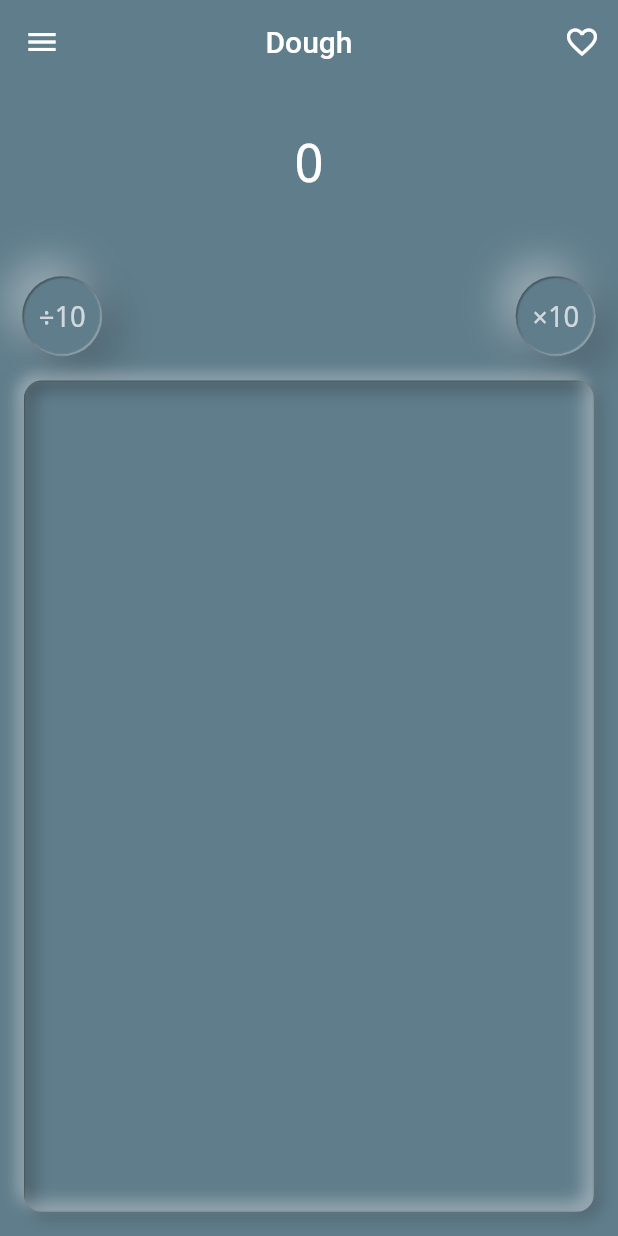
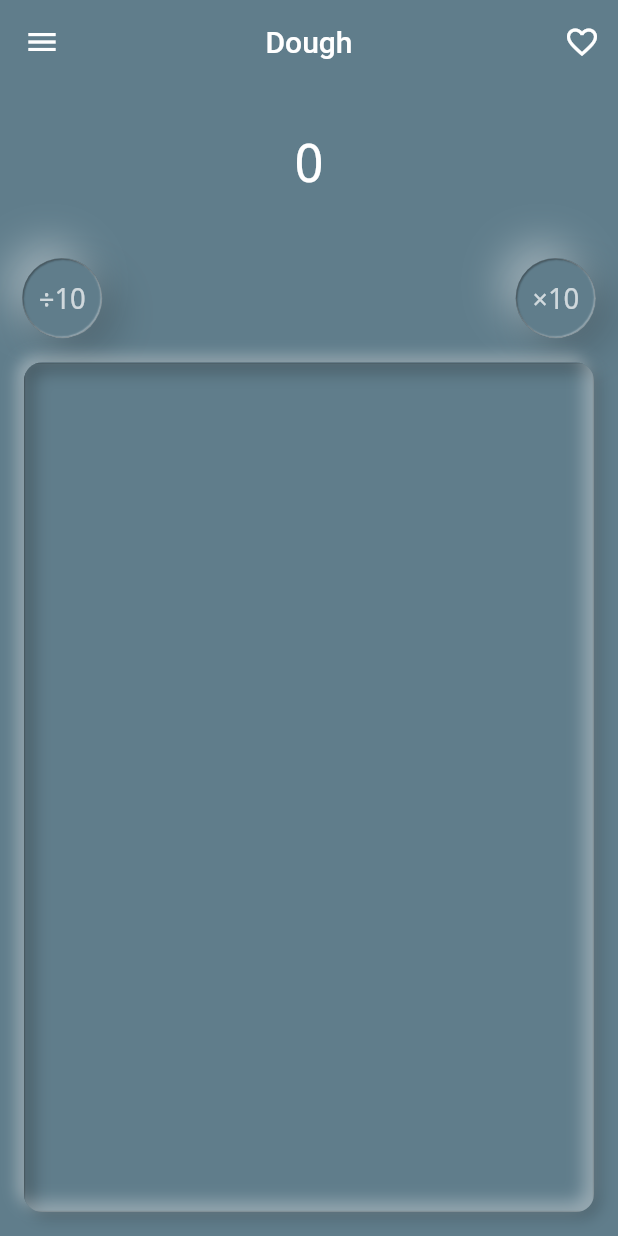
Before and after one commit to jurgenizer/dough, a Flutter app: the screen it shows after launch, in the side drawer, after a tap on the "favorite outline" icon, on a phone screen of 412 x 824 dp. Run offline on Flutter 3.47's test engine with Material 2 defaults, Android fonts, the phone set to English and light mode, and no system bars; drawn by our look-alikes of flutter_neumorphic; our stand-ins replace get_it, shared_preferences; missing offline and left inert: flutter_circular_slider; network calls fail.

Commit message:
ui changes

```diff
--- a/dough/lib/ui/styles.dart
+++ b/dough/lib/ui/styles.dart
@@ -45,7 +45,7 @@ abstract class Styles {
   static const quoteCurrencyAlphabeticCode = TextStyle(
     color: Color.fromRGBO(0, 0, 0, 0.9),
     fontFamily: 'NotoSans',
-    fontSize: 34,
+    fontSize: 32,
     fontStyle: FontStyle.normal,
     fontWeight: FontWeight.normal,
   );
--- a/dough/lib/ui/views/calculate_screen.dart
+++ b/dough/lib/ui/views/calculate_screen.dart
@@ -79,13 +79,10 @@ class _CalculateCurrencyScreenState extends State<CalculateCurrencyScreen> {
   ValueKey<DateTime> forceRebuild;
 
   int _multiplier;
-
   int initCurrencyValue;
   int endCurrencyValue;
-
   int startingValue;
   int endingValue;
-  String appendix = '';
 
   @override
   void initState() {
@@ -101,7 +98,6 @@ class _CalculateCurrencyScreenState extends State<CalculateCurrencyScreen> {
       endCurrencyValue = 0;
       startingValue = initCurrencyValue;
       endingValue = endCurrencyValue;
-      appendix = '';
       forceRebuild = ValueKey(DateTime.now());
     });
   }
@@ -254,7 +250,6 @@ class _CalculateCurrencyScreenState extends State<CalculateCurrencyScreen> {
                 mainAxisAlignment: MainAxisAlignment.start,
                 children: <Widget>[
                   circularSlider(context),
-                  SizedBox(height: 12.0),
                   Row(
                     mainAxisAlignment: MainAxisAlignment.spaceBetween,
                     crossAxisAlignment: CrossAxisAlignment.end,
@@ -405,7 +400,6 @@ class _CalculateCurrencyScreenState extends State<CalculateCurrencyScreen> {
                   //shadowColor: Styles.shadowColor,
                   borderOnForeground: false,
                   child: ListTile(
-                    contentPadding:EdgeInsets.all(6.0),
                     leading: SizedBox(
                       width: 76,
                       child: Text(
```
Also changed, not shown: dough/pubspec.yaml (line endings or trailing spaces).
